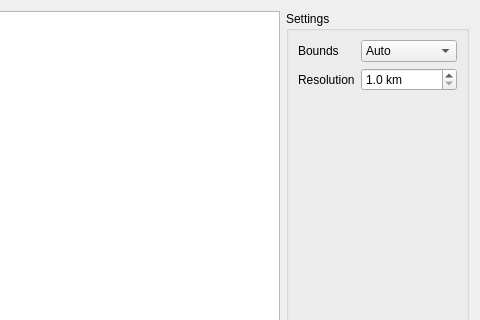
Above: src/qt/projectdialog.ui from Xerbo/LeanHRPT-Decode before the change; both pictures show x 490 to 970 and y 0 to 320 of the 970 by 444 pixel window. Below: the same form after it.
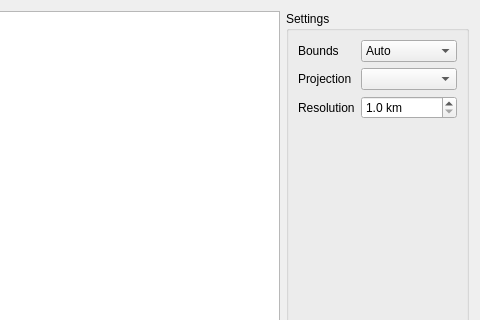
That is the form after the change. Icons and pictures are not drawn.

```diff
--- a/src/qt/projectdialog.ui
+++ b/src/qt/projectdialog.ui
@@ -62,14 +62,14 @@
           </item>
          </widget>
         </item>
-        <item row="1" column="0">
+        <item row="2" column="0">
          <widget class="QLabel" name="resolutionLabel">
           <property name="text">
            <string>Resolution</string>
           </property>
          </widget>
         </item>
-        <item row="1" column="1">
+        <item row="2" column="1">
          <widget class="QDoubleSpinBox" name="resolution">
           <property name="sizePolicy">
            <sizepolicy hsizetype="Expanding" vsizetype="Fixed">
@@ -91,7 +91,7 @@
           </property>
          </widget>
         </item>
-        <item row="2" column="0">
+        <item row="3" column="0">
          <spacer name="verticalSpacer">
           <property name="orientation">
            <enum>Qt::Vertical</enum>
@@ -104,13 +104,30 @@
           </property>
          </spacer>
         </item>
-        <item row="3" column="0" colspan="2">
+        <item row="4" column="0" colspan="2">
          <widget class="QLabel" name="details">
           <property name="text">
            <string>Click preview to calculate</string>
           </property>
          </widget>
         </item>
+        <item row="1" column="1">
+         <widget class="QComboBox" name="projection">
+          <property name="sizePolicy">
+           <sizepolicy hsizetype="Expanding" vsizetype="Fixed">
+            <horstretch>0</horstretch>
+            <verstretch>0</verstretch>
+           </sizepolicy>
+          </property>
+         </widget>
+        </item>
+        <item row="1" column="0">
+         <widget class="QLabel" name="projectionLabel">
+          <property name="text">
+           <string>Projection</string>
+          </property>
+         </widget>
+        </item>
        </layout>
       </widget>
      </item>
```
